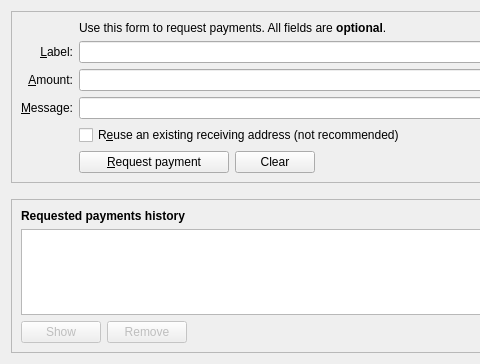
onsightit/solarcoin, file src/qt/forms/receivecoinsdialog.ui: the form before one commit; both pictures show x 0 to 480 and y 0 to 364 of the 776 by 364 pixel window.
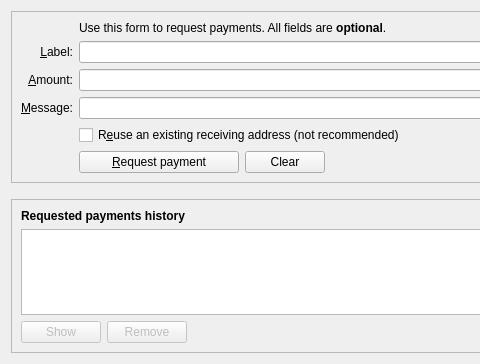
The form after the commit. Icons and pictures are not drawn. Custom widgets are drawn as their Qt base class.

Commit message: Fix receive icon width

Patch:
```diff
--- a/src/qt/forms/receivecoinsdialog.ui
+++ b/src/qt/forms/receivecoinsdialog.ui
@@ -133,7 +133,7 @@
            <widget class="QPushButton" name="receiveButton">
             <property name="minimumSize">
              <size>
-              <width>150</width>
+              <width>160</width>
               <height>0</height>
              </size>
             </property>
```
The commit also changes 1 other file.
